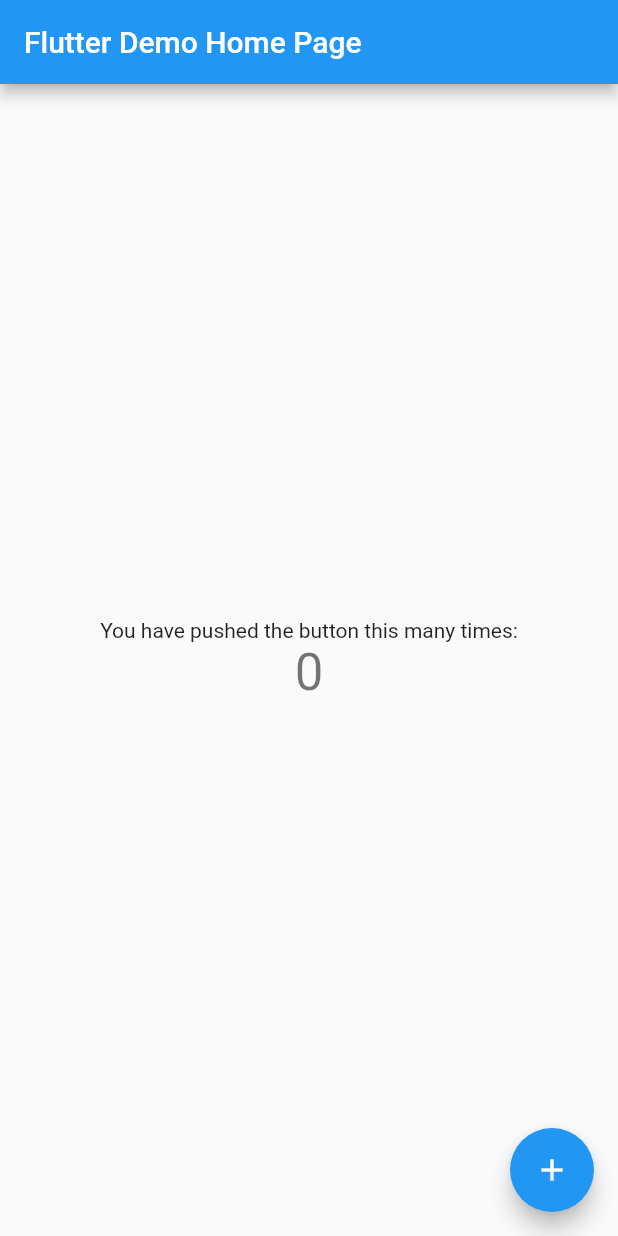
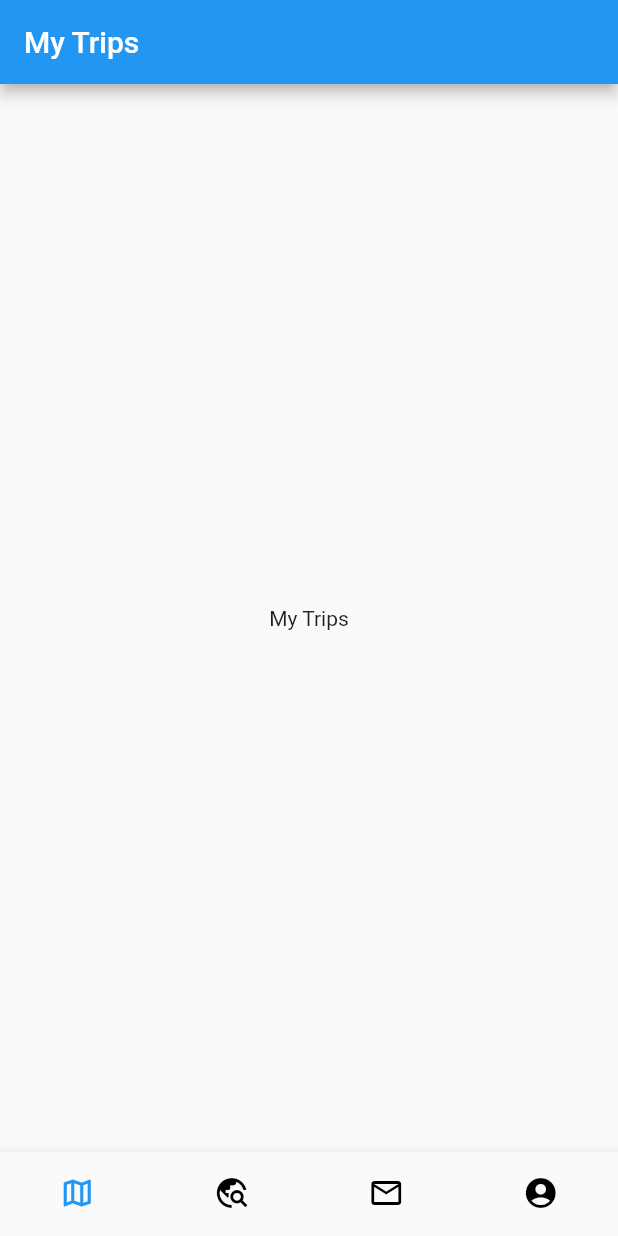
Before and after one commit to rcaina/Passenger, a Flutter app: the screen it shows after launch, on a phone screen of 412 x 824 dp. Run offline on Flutter 3.47's test engine with Material 2 defaults, Android fonts, the phone set to English and light mode, and no system bars.

Commit message:
Create template pages and tabs for my trips, find trips, notifications, and account

```diff
--- /dev/null
+++ b/lib/view/account.dart
@@ -0,0 +1,28 @@
+import 'package:flutter/material.dart';
+
+class Account extends StatefulWidget {
+  const Account({Key? key}) : super(key: key);
+  @override
+  _AccountState createState() => _AccountState();
+}
+
+class _AccountState extends State<Account> {
+  @override
+  Widget build(BuildContext context) {
+    return Scaffold(
+      appBar: AppBar(
+        title: const Text("Account"),
+      ),
+      body: Center(
+        child: Column(
+          mainAxisAlignment: MainAxisAlignment.center,
+          children: const <Widget>[
+            Text(
+              'Account',
+            ),
+          ],
+        ),
+      ),
+    );
+  }
+}
--- /dev/null
+++ b/lib/view/myTrips.dart
@@ -0,0 +1,28 @@
+import 'package:flutter/material.dart';
+
+class MyTrips extends StatefulWidget {
+  const MyTrips({Key? key}) : super(key: key);
+  @override
+  _MyTripsState createState() => _MyTripsState();
+}
+
+class _MyTripsState extends State<MyTrips> {
+  @override
+  Widget build(BuildContext context) {
+    return Scaffold(
+      appBar: AppBar(
+        title: const Text("My Trips"),
+      ),
+      body: Center(
+        child: Column(
+          mainAxisAlignment: MainAxisAlignment.center,
+          children: const <Widget>[
+            Text(
+              'My Trips',
+            ),
+          ],
+        ),
+      ),
+    );
+  }
+}
--- /dev/null
+++ b/lib/view/navigation.dart
@@ -0,0 +1,73 @@
+import 'package:flutter/material.dart';
+
+import 'account.dart';
+import 'findTrips.dart';
+import 'myTrips.dart';
+import 'notifications.dart';
+
+/// This is the stateful widget that the main application instantiates.
+class Navigation extends StatefulWidget {
+  const Navigation({Key? key}) : super(key: key);
+
+  @override
+  State<Navigation> createState() => _NavigationState();
+}
+
+/// This is the private State class that goes with MyStatefulWidget.
+class _NavigationState extends State<Navigation> {
+  int _selectedIndex = 0;
+  static const TextStyle optionStyle =
+      TextStyle(fontSize: 30, fontWeight: FontWeight.bold);
+  static const List<Widget> _widgetOptions = <Widget>[
+    MyTrips(),
+    FindTrips(),
+    Notifications(),
+    Account(),
+  ];
+
+  void _onItemTapped(int index) {
+    setState(() {
+      _selectedIndex = index;
+    });
+  }
+
+  @override
+  Widget build(BuildContext context) {
+    return Scaffold(
+      body: Center(
+        child: _widgetOptions.elementAt(_selectedIndex),
+      ),
+      bottomNavigationBar: BottomNavigationBar(
+        items: const <BottomNavigationBarItem>[
+          BottomNavigationBarItem(
+            icon: Icon(Icons.map_outlined),
+            activeIcon: Icon(Icons.map_outlined),
+            label: 'My Trips',
+          ),
+          BottomNavigationBarItem(
+            icon: Icon(Icons.travel_explore),
+            activeIcon: Icon(Icons.travel_explore),
+            label: 'Find Trips',
+          ),
+          BottomNavigationBarItem(
+            icon: Icon(Icons.mail_outline),
+            activeIcon: Icon(Icons.mail_outline),
+            label: 'Notifications',
+          ),
+          BottomNavigationBarItem(
+            icon: Icon(Icons.account_circle_rounded),
+            activeIcon: Icon(Icons.account_circle_rounded),
+            label: 'Account',
+          ),
+        ],
+        currentIndex: _selectedIndex,
+        selectedItemColor: Colors.blue,
+        unselectedItemColor: Colors.black,
+        type: BottomNavigationBarType.fixed,
+        onTap: _onItemTapped,
+        showSelectedLabels: false,
+        showUnselectedLabels: false,
+      ),
+    );
+  }
+}
--- /dev/null
+++ b/lib/view/notifications.dart
@@ -0,0 +1,28 @@
+import 'package:flutter/material.dart';
+
+class Notifications extends StatefulWidget {
+  const Notifications({Key? key}) : super(key: key);
+  @override
+  _NotificationsState createState() => _NotificationsState();
+}
+
+class _NotificationsState extends State<Notifications> {
+  @override
+  Widget build(BuildContext context) {
+    return Scaffold(
+      appBar: AppBar(
+        title: const Text("Notifications"),
+      ),
+      body: Center(
+        child: Column(
+          mainAxisAlignment: MainAxisAlignment.center,
+          children: const <Widget>[
+            Text(
+              'Notifications',
+            ),
+          ],
+        ),
+      ),
+    );
+  }
+}
```
Also changed, not shown: lib/main.dart (+9 -1 lines), lib/view/findTrips.dart (added, +28 -0 lines).
